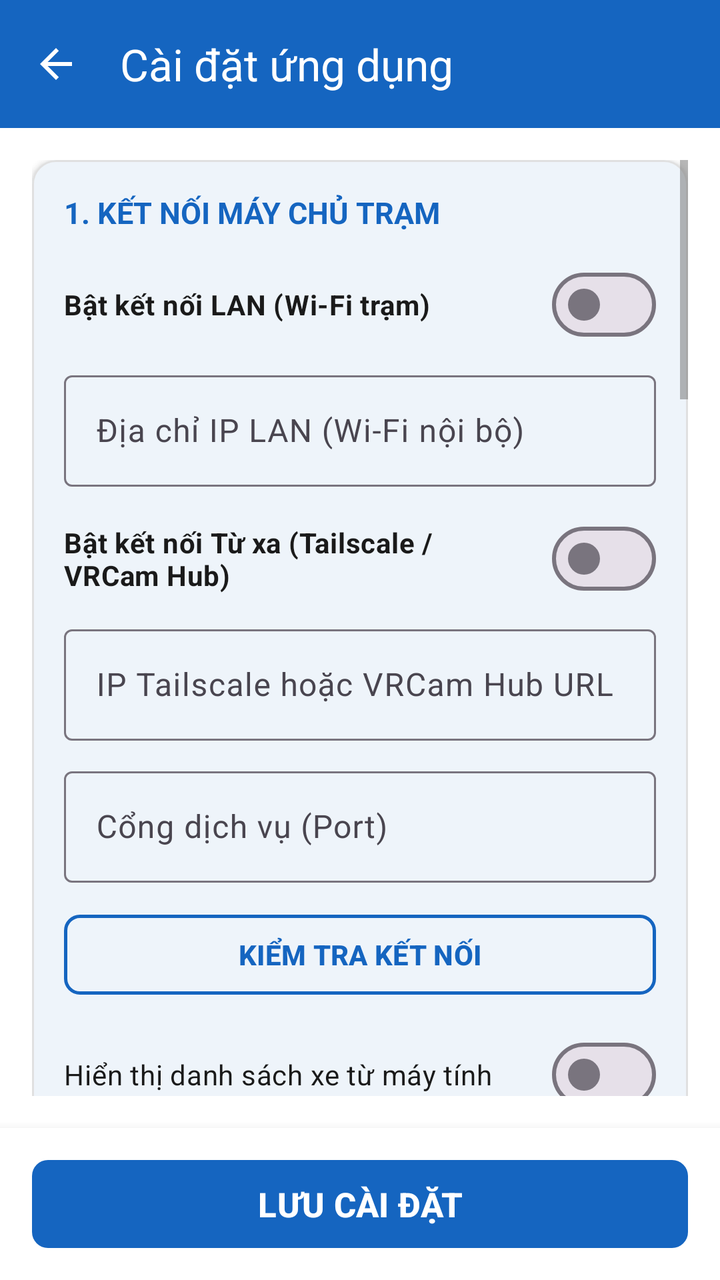
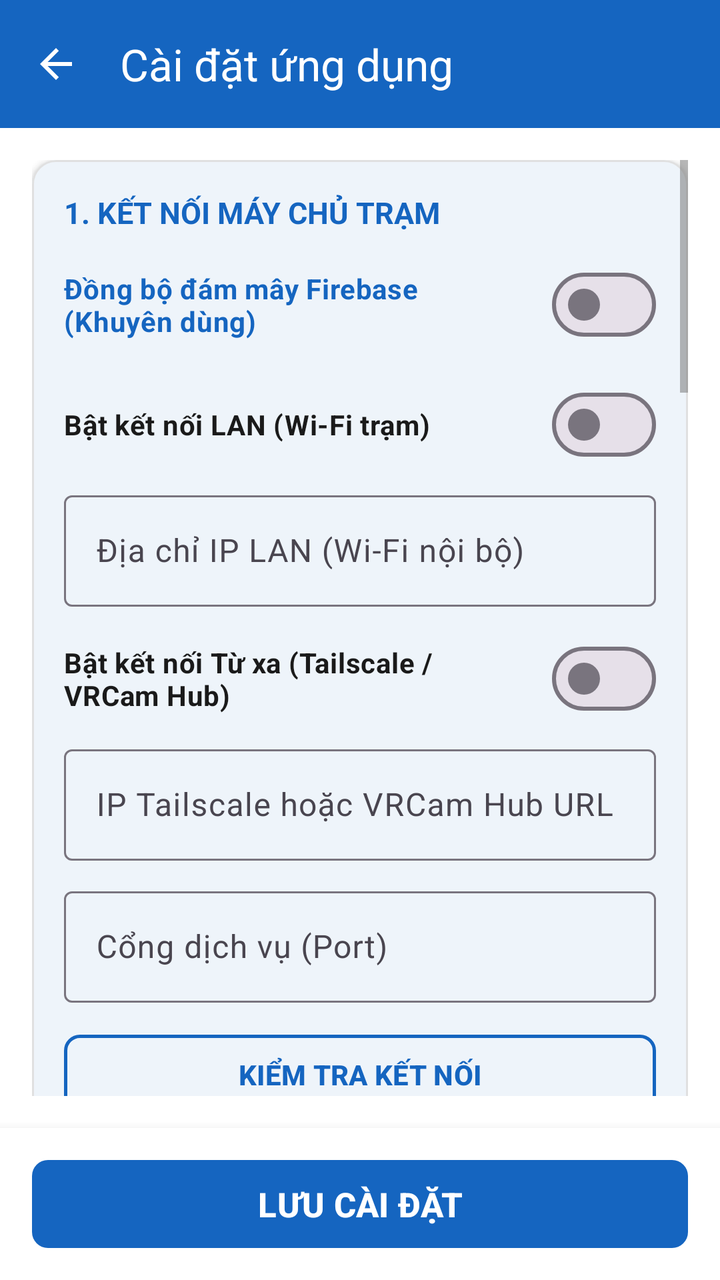

The first picture is an Android layout as it rendered before a commit; the second is the same layout after the commit. The layout source and the unified diff follow.
<!-- AndroidManifest.xml: application theme Theme.InspectionCamera -->
<!-- res/layout/activity_settings.xml -->
<?xml version="1.0" encoding="utf-8"?>
<LinearLayout xmlns:android="http://schemas.android.com/apk/res/android"
    xmlns:app="http://schemas.android.com/apk/res-auto"
    android:layout_width="match_parent"
    android:layout_height="match_parent"
    android:orientation="vertical"
    android:background="@color/background">

    
    <com.google.android.material.appbar.MaterialToolbar
        android:id="@+id/toolbar_settings"
        android:layout_width="match_parent"
        android:layout_height="wrap_content"
        android:background="@color/primary"
        app:title="@string/title_settings"
        app:titleTextColor="@color/text_white"
        app:navigationIcon="@drawable/ic_arrow_back"
        app:navigationIconTint="@color/text_white" />

    
    <ScrollView
        android:layout_width="match_parent"
        android:layout_height="0dp"
        android:layout_weight="1"
        android:fillViewport="true"
        android:padding="16dp">

        <LinearLayout
            android:layout_width="match_parent"
            android:layout_height="wrap_content"
            android:orientation="vertical"
            android:paddingBottom="24dp">

            
            <com.google.android.material.card.MaterialCardView
                android:layout_width="match_parent"
                android:layout_height="wrap_content"
                android:layout_marginBottom="14dp"
                app:cardCornerRadius="12dp"
                app:cardElevation="2dp"
                app:cardBackgroundColor="@color/surface"
                app:strokeWidth="1dp"
                app:strokeColor="@color/divider">

                <LinearLayout
                    android:layout_width="match_parent"
                    android:layout_height="wrap_content"
                    android:orientation="vertical"
                    android:padding="16dp">

                    <TextView
                        android:layout_width="wrap_content"
                        android:layout_height="wrap_content"
                        android:text="@string/header_server_connection"
                        android:textColor="@color/primary"
                        android:textSize="15sp"
                        android:textStyle="bold" />

                    
                    <com.google.android.material.materialswitch.MaterialSwitch
                        android:id="@+id/switch_settings_lan_enabled"
                        android:layout_width="match_parent"
                        android:layout_height="wrap_content"
                        android:layout_marginTop="12dp"
                        android:text="@string/setting_lan_enabled"
                        android:textSize="14sp"
                        android:textStyle="bold"
                        android:textColor="@color/text_primary" />

                    <com.google.android.material.textfield.TextInputLayout
                        android:id="@+id/til_settings_lan_ip"
                        android:layout_width="match_parent"
                        android:layout_height="wrap_content"
                        android:layout_marginTop="6dp"
                        android:hint="@string/setting_lan_ip"
                        style="@style/Widget.Material3.TextInputLayout.OutlinedBox">

                        <com.google.android.material.textfield.TextInputEditText
                            android:id="@+id/et_settings_lan_ip"
                            android:layout_width="match_parent"
                            android:layout_height="wrap_content"
                            android:inputType="textUri"
                            android:textColor="@color/text_primary" />
                    </com.google.android.material.textfield.TextInputLayout>

                    
                    <com.google.android.material.materialswitch.MaterialSwitch
                        android:id="@+id/switch_settings_tailscale_enabled"
                        android:layout_width="match_parent"
                        android:layout_height="wrap_content"
                        android:layout_marginTop="12dp"
                        android:text="@string/setting_tailscale_enabled"
                        android:textSize="14sp"
                        android:textStyle="bold"
                        android:textColor="@color/text_primary" />

                    <com.google.android.material.textfield.TextInputLayout
                        android:id="@+id/til_settings_tailscale_ip"
                        android:layout_width="match_parent"
                        android:layout_height="wrap_content"
                        android:layout_marginTop="6dp"
                        android:hint="@string/setting_tailscale_ip"
                        style="@style/Widget.Material3.TextInputLayout.OutlinedBox">

                        <com.google.android.material.textfield.TextInputEditText
                            android:id="@+id/et_settings_tailscale_ip"
                            android:layout_width="match_parent"
                            android:layout_height="wrap_content"
                            android:inputType="textUri"
                            android:textColor="@color/text_primary" />
                    </com.google.android.material.textfield.TextInputLayout>

                    <com.google.android.material.textfield.TextInputLayout
                        android:layout_width="match_parent"
                        android:layout_height="wrap_content"
                        android:layout_marginTop="10dp"
                        android:hint="@string/setting_port"
                        style="@style/Widget.Material3.TextInputLayout.OutlinedBox">

                        <com.google.android.material.textfield.TextInputEditText
                            android:id="@+id/et_settings_port"
                            android:layout_width="match_parent"
                            android:layout_height="wrap_content"
                            android:inputType="number"
                            android:textColor="@color/text_primary" />
                    </com.google.android.material.textfield.TextInputLayout>

                    <com.google.android.material.button.MaterialButton
                        android:id="@+id/btn_settings_test"
                        android:layout_width="match_parent"
                        android:layout_height="wrap_content"
                        android:layout_marginTop="12dp"
                        android:minHeight="48dp"
                        android:text="@string/btn_test_connection"
                        android:textSize="14sp"
                        android:textStyle="bold"
                        android:textColor="@color/primary"
                        app:strokeColor="@color/primary"
                        app:strokeWidth="1.5dp"
                        app:cornerRadius="8dp"
                        style="@style/Widget.Material3.Button.OutlinedButton" />

                    <TextView
                        android:id="@+id/tv_settings_test_result"
                        android:layout_width="match_parent"
                        android:layout_height="wrap_content"
                        android:layout_marginTop="8dp"
                        android:gravity="center"
                        android:textSize="14sp"
                        android:visibility="gone" />

                    <com.google.android.material.materialswitch.MaterialSwitch
                        android:id="@+id/switch_settings_vehicle_list"
                        android:layout_width="match_parent"
                        android:layout_height="wrap_content"
                        android:layout_marginTop="12dp"
                        android:text="@string/setting_vehicle_list"
                        android:textSize="14sp"
                        android:textColor="@color/text_primary" />
                </LinearLayout>
            </com.google.android.material.card.MaterialCardView>

            
            <com.google.android.material.card.MaterialCardView
                android:layout_width="match_parent"
                android:layout_height="wrap_content"
                android:layout_marginBottom="14dp"
                app:cardCornerRadius="12dp"
                app:cardElevation="2dp"
                app:cardBackgroundColor="@color/surface"
                app:strokeWidth="1dp"
                app:strokeColor="@color/divider">

                <LinearLayout
                    android:layout_width="match_parent"
                    android:layout_height="wrap_content"
                    android:orientation="vertical"
                    android:padding="16dp">

                    <TextView
                        android:layout_width="wrap_content"
                        android:layout_height="wrap_content"
                        android:text="@string/header_paths_settings"
                        android:textColor="@color/primary"
                        android:textSize="15sp"
                        android:textStyle="bold" />

                    <com.google.android.material.textfield.TextInputLayout
                        android:layout_width="match_parent"
                        android:layout_height="wrap_content"
                        android:layout_marginTop="12dp"
                        android:hint="@string/setting_photo_save_dir"
                        style="@style/Widget.Material3.TextInputLayout.OutlinedBox">

                        <com.google.android.material.textfield.TextInputEditText
                            android:id="@+id/et_settings_photo_save_dir"
                            android:layout_width="match_parent"
                            android:layout_height="wrap_content"
                            android:inputType="text"
                            android:textColor="@color/text_primary" />
                    </com.google.android.material.textfield.TextInputLayout>

                    <com.google.android.material.textfield.TextInputLayout
                        android:layout_width="match_parent"
                        android:layout_height="wrap_content"
                        android:layout_marginTop="10dp"
                        android:hint="@string/setting_passenger_path"
                        style="@style/Widget.Material3.TextInputLayout.OutlinedBox">

                        <com.google.android.material.textfield.TextInputEditText
                            android:id="@+id/et_settings_passenger_path"
                            android:layout_width="match_parent"
                            android:layout_height="wrap_content"
                            android:inputType="text"
                            android:textColor="@color/text_primary" />
                    </com.google.android.material.textfield.TextInputLayout>

                    <com.google.android.material.textfield.TextInputLayout
                        android:layout_width="match_parent"
                        android:layout_height="wrap_content"
                        android:layout_marginTop="10dp"
                        android:hint="@string/setting_new_vehicle_path"
                        style="@style/Widget.Material3.TextInputLayout.OutlinedBox">

                        <com.google.android.material.textfield.TextInputEditText
                            android:id="@+id/et_settings_new_vehicle_path"
                            android:layout_width="match_parent"
                            android:layout_height="wrap_content"
                            android:inputType="text"
                            android:textColor="@color/text_primary" />
                    </com.google.android.material.textfield.TextInputLayout>
                </LinearLayout>
            </com.google.android.material.card.MaterialCardView>

            
            <com.google.android.material.card.MaterialCardView
                android:layout_width="match_parent"
                android:layout_height="wrap_content"
                android:layout_marginBottom="14dp"
                app:cardCornerRadius="12dp"
                app:cardElevation="2dp"
                app:cardBackgroundColor="@color/surface"
                app:strokeWidth="1dp"
                app:strokeColor="@color/divider">

                <LinearLayout
                    android:layout_width="match_parent"
                    android:layout_height="wrap_content"
                    android:orientation="vertical"
                    android:padding="16dp">

                    <TextView
                        android:layout_width="wrap_content"
                        android:layout_height="wrap_content"
                        android:text="@string/header_timestamp_settings"
                        android:textColor="@color/primary"
                        android:textSize="15sp"
                        android:textStyle="bold" />

                    <com.google.android.material.materialswitch.MaterialSwitch
                        android:id="@+id/switch_settings_timestamp"
                        android:layout_width="match_parent"
                        android:layout_height="wrap_content"
                        android:layout_marginTop="12dp"
                        android:text="@string/setting_timestamp_enabled"
                        android:textSize="14sp"
                        android:textColor="@color/text_primary" />

                    <TextView
                        android:layout_width="wrap_content"
                        android:layout_height="wrap_content"
                        android:layout_marginTop="12dp"
                        android:text="@string/setting_timestamp_format"
                        android:textSize="13sp"
                        android:textColor="@color/text_secondary" />

                    <Spinner
                        android:id="@+id/spinner_settings_timestamp_format"
                        android:layout_width="match_parent"
                        android:layout_height="48dp"
                        android:layout_marginTop="4dp"
                        android:background="@drawable/bg_spinner" />

                    <TextView
                        android:layout_width="wrap_content"
                        android:layout_height="wrap_content"
                        android:layout_marginTop="12dp"
                        android:text="@string/setting_timestamp_position"
                        android:textSize="13sp"
                        android:textColor="@color/text_secondary" />

                    <Spinner
                        android:id="@+id/spinner_settings_timestamp_position"
                        android:layout_width="match_parent"
                        android:layout_height="48dp"
                        android:layout_marginTop="4dp"
                        android:background="@drawable/bg_spinner" />

                    <TextView
                        android:layout_width="wrap_content"
                        android:layout_height="wrap_content"
                        android:layout_marginTop="12dp"
                        android:text="@string/setting_timestamp_font_size"
                        android:textSize="13sp"
                        android:textColor="@color/text_secondary" />

                    <Spinner
                        android:id="@+id/spinner_settings_timestamp_font_size"
                        android:layout_width="match_parent"
                        android:layout_height="48dp"
                        android:layout_marginTop="4dp"
                        android:background="@drawable/bg_spinner" />

                    <com.google.android.material.materialswitch.MaterialSwitch
                        android:id="@+id/switch_settings_timestamp_stroke"
                        android:layout_width="match_parent"
                        android:layout_height="wrap_content"
                        android:layout_marginTop="12dp"
                        android:text="@string/setting_timestamp_stroke"
                        android:textSize="14sp"
                        android:textColor="@color/text_primary" />
                </LinearLayout>
            </com.google.android.material.card.MaterialCardView>

            
            <com.google.android.material.card.MaterialCardView
                android:layout_width="match_parent"
                android:layout_height="wrap_content"
                android:layout_marginBottom="14dp"
                app:cardCornerRadius="12dp"
                app:cardElevation="2dp"
                app:cardBackgroundColor="@color/surface"
                app:strokeWidth="1dp"
                app:strokeColor="@color/divider">

                <LinearLayout
                    android:layout_width="match_parent"
                    android:layout_height="wrap_content"
                    android:orientation="vertical"
                    android:padding="16dp">

                    <TextView
                        android:layout_width="wrap_content"
                        android:layout_height="wrap_content"
                        android:text="@string/header_photo_settings"
                        android:textColor="@color/primary"
                        android:textSize="15sp"
                        android:textStyle="bold" />

                    <TextView
                        android:layout_width="wrap_content"
                        android:layout_height="wrap_content"
                        android:layout_marginTop="12dp"
                        android:text="@string/setting_photo_resolution"
                        android:textSize="13sp"
                        android:textColor="@color/text_secondary" />

                    <Spinner
                        android:id="@+id/spinner_settings_resolution"
                        android:layout_width="match_parent"
                        android:layout_height="48dp"
                        android:layout_marginTop="4dp"
                        android:background="@drawable/bg_spinner" />

                    <TextView
                        android:layout_width="wrap_content"
                        android:layout_height="wrap_content"
                        android:layout_marginTop="12dp"
                        android:text="@string/setting_jpeg_quality"
                        android:textSize="13sp"
                        android:textColor="@color/text_secondary" />

                    <Spinner
                        android:id="@+id/spinner_settings_jpeg_quality"
                        android:layout_width="match_parent"
                        android:layout_height="48dp"
                        android:layout_marginTop="4dp"
                        android:background="@drawable/bg_spinner" />

                    <TextView
                        android:layout_width="wrap_content"
                        android:layout_height="wrap_content"
                        android:layout_marginTop="12dp"
                        android:text="@string/setting_upload_mode"
                        android:textSize="13sp"
                        android:textColor="@color/text_secondary" />

                    <Spinner
                        android:id="@+id/spinner_settings_upload_mode"
                        android:layout_width="match_parent"
                        android:layout_height="48dp"
                        android:layout_marginTop="4dp"
                        android:background="@drawable/bg_spinner" />
                </LinearLayout>
            </com.google.android.material.card.MaterialCardView>

            
            <com.google.android.material.card.MaterialCardView
                android:layout_width="match_parent"
                android:layout_height="wrap_content"
                android:layout_marginBottom="14dp"
                app:cardCornerRadius="12dp"
                app:cardElevation="2dp"
                app:cardBackgroundColor="@color/surface"
                app:strokeWidth="1dp"
                app:strokeColor="@color/divider">

                <LinearLayout
                    android:layout_width="match_parent"
                    android:layout_height="wrap_content"
                    android:orientation="vertical"
                    android:padding="16dp">

                    <TextView
                        android:layout_width="wrap_content"
                        android:layout_height="wrap_content"
                        android:text="@string/header_backup_restore"
                        android:textColor="@color/primary"
                        android:textSize="15sp"
                        android:textStyle="bold" />

                    <TextView
                        android:layout_width="wrap_content"
                        android:layout_height="wrap_content"
                        android:layout_marginTop="6dp"
                        android:text="@string/desc_backup_restore"
                        android:textSize="13sp"
                        android:textColor="@color/text_secondary" />

                    <com.google.android.material.button.MaterialButton
                        android:id="@+id/btn_settings_backup"
                        android:layout_width="match_parent"
                        android:layout_height="48dp"
                        android:layout_marginTop="12dp"
                        android:text="@string/btn_backup_config"
                        android:textSize="14sp"
                        android:textStyle="bold"
                        android:textColor="@color/primary"
                        app:strokeColor="@color/primary"
                        app:strokeWidth="1.5dp"
                        app:cornerRadius="8dp"
                        app:icon="@drawable/ic_backup"
                        app:iconGravity="textStart"
                        app:iconTint="@color/primary"
                        style="@style/Widget.Material3.Button.OutlinedButton" />

                    <com.google.android.material.button.MaterialButton
                        android:id="@+id/btn_settings_restore"
                        android:layout_width="match_parent"
                        android:layout_height="48dp"
                        android:layout_marginTop="10dp"
                        android:text="@string/btn_restore_config"
                        android:textSize="14sp"
                        android:textStyle="bold"
                        android:textColor="@color/primary"
                        app:strokeColor="@color/primary"
                        app:strokeWidth="1.5dp"
                        app:cornerRadius="8dp"
                        app:icon="@drawable/ic_restore"
                        app:iconGravity="textStart"
                        app:iconTint="@color/primary"
                        style="@style/Widget.Material3.Button.OutlinedButton" />
                </LinearLayout>
            </com.google.android.material.card.MaterialCardView>

            
            <com.google.android.material.card.MaterialCardView
                android:layout_width="match_parent"
                android:layout_height="wrap_content"
                android:layout_marginBottom="16dp"
                app:cardCornerRadius="12dp"
                app:cardElevation="2dp"
                app:cardBackgroundColor="@color/surface"
                app:strokeWidth="1dp"
                app:strokeColor="@color/divider">

                <LinearLayout
                    android:layout_width="match_parent"
                    android:layout_height="wrap_content"
                    android:orientation="vertical"
                    android:padding="16dp">

                    <TextView
                        android:layout_width="wrap_content"
                        android:layout_height="wrap_content"
                        android:text="@string/header_version_settings"
                        android:textSize="15sp"
                        android:textStyle="bold"
                        android:textColor="@color/primary" />

                    <TextView
                        android:id="@+id/tv_settings_current_version"
                        android:layout_width="wrap_content"
                        android:layout_height="wrap_content"
                        android:layout_marginTop="8dp"
                        android:text="Phiên bản hiện tại: v1.1.2"
                        android:textSize="14sp"
                        android:textColor="@color/text_primary" />

                    <TextView
                        android:id="@+id/tv_settings_update_status"
                        android:layout_width="wrap_content"
                        android:layout_height="wrap_content"
                        android:layout_marginTop="4dp"
                        android:textSize="13sp"
                        android:textColor="@color/text_secondary"
                        android:visibility="gone" />

                    <ProgressBar
                        android:id="@+id/pb_settings_update"
                        style="?android:attr/progressBarStyleHorizontal"
                        android:layout_width="match_parent"
                        android:layout_height="wrap_content"
                        android:layout_marginTop="8dp"
                        android:indeterminate="true"
                        android:visibility="gone" />

                    <com.google.android.material.button.MaterialButton
                        android:id="@+id/btn_settings_check_update"
                        android:layout_width="match_parent"
                        android:layout_height="48dp"
                        android:layout_marginTop="12dp"
                        android:text="@string/btn_check_update"
                        android:textSize="14sp"
                        android:textStyle="bold"
                        android:textColor="@color/primary"
                        app:strokeColor="@color/primary"
                        app:cornerRadius="8dp"
                        app:icon="@drawable/ic_refresh"
                        app:iconGravity="textStart"
                        app:iconTint="@color/primary"
                        style="@style/Widget.Material3.Button.OutlinedButton" />

                    <com.google.android.material.button.MaterialButton
                        android:id="@+id/btn_settings_install_now"
                        android:layout_width="match_parent"
                        android:layout_height="48dp"
                        android:layout_marginTop="8dp"
                        android:text="CÀI ĐẶT BẢN CẬP NHẬT"
                        android:textSize="14sp"
                        android:textStyle="bold"
                        android:textColor="@color/text_white"
                        app:backgroundTint="@color/status_done_text"
                        app:cornerRadius="8dp"
                        app:icon="@drawable/ic_check"
                        app:iconGravity="textStart"
                        app:iconTint="@color/text_white"
                        android:visibility="gone" />

                </LinearLayout>
            </com.google.android.material.card.MaterialCardView>

        </LinearLayout>
    </ScrollView>

    
    <LinearLayout
        android:layout_width="match_parent"
        android:layout_height="wrap_content"
        android:orientation="vertical"
        android:background="@color/surface"
        android:elevation="8dp"
        android:paddingStart="16dp"
        android:paddingEnd="16dp"
        android:paddingTop="12dp"
        android:paddingBottom="12dp">

        <com.google.android.material.button.MaterialButton
            android:id="@+id/btn_settings_save"
            android:layout_width="match_parent"
            android:layout_height="wrap_content"
            android:minHeight="52dp"
            android:text="@string/btn_save_settings"
            android:textSize="17sp"
            android:textStyle="bold"
            android:textColor="@color/text_white"
            app:backgroundTint="@color/primary"
            app:cornerRadius="8dp" />
    </LinearLayout>

</LinearLayout>
<!-- resources referenced by this layout -->
<resources>
  <color name="background">#FFFFFF</color>
  <color name="divider">#E0E0E0</color>
  <color name="primary">#1565C0</color>
  <color name="status_done_text">#2E7D32</color>
  <color name="surface">#FFFFFF</color>
  <color name="text_primary">#1A1A1A</color>
  <color name="text_secondary">#757575</color>
  <color name="text_white">#FFFFFF</color>
  <!-- drawable ic_arrow_back (drawable) -->
  <vector xmlns:android="http://schemas.android.com/apk/res/android"
      android:width="24dp"
      android:height="24dp"
      android:viewportWidth="24"
      android:viewportHeight="24">
    <path
        android:fillColor="@color/text_primary"
        android:pathData="M20,11H7.83l5.59,-5.59L12,4l-8,8 8,8 1.41,-1.41L7.83,13H20v-2z"/>
  </vector>
  <!-- drawable ic_check (drawable) -->
  <vector xmlns:android="http://schemas.android.com/apk/res/android"
      android:width="24dp"
      android:height="24dp"
      android:viewportWidth="24"
      android:viewportHeight="24">
    <path
        android:fillColor="@color/status_done_stroke"
        android:pathData="M9,16.17L4.83,12l-1.42,1.41L9,19 21,7l-1.41,-1.41z"/>
  </vector>
  <string name="btn_backup_config">SAO LƯU CẤU HÌNH (XUẤT JSON)</string>
  <string name="btn_check_update">KIỂM TRA CẬP NHẬT TỪ GITHUB</string>
  <string name="btn_restore_config">KHÔI PHỤC CẤU HÌNH (NHẬP JSON)</string>
  <string name="btn_save_settings">LƯU CÀI ĐẶT</string>
  <string name="btn_test_connection">KIỂM TRA KẾT NỐI</string>
  <string name="desc_backup_restore">Lưu trữ hoặc khôi phục toàn bộ cài đặt (máy chủ, đường dẫn, thông số ảnh) sang tệp JSON.</string>
  <string name="header_backup_restore">5. SAO LƯU &amp; KHÔI PHỤC CẤU HÌNH</string>
  <string name="header_paths_settings">2. ĐƯỜNG DẪN LƯU ẢNH TRÊN MÁY TÍNH</string>
  <string name="header_photo_settings">4. ĐỘ PHÂN GIẢI &amp; CHẤT LƯỢNG ẢNH</string>
  <string name="header_server_connection">1. KẾT NỐI MÁY CHỦ TRẠM</string>
  <string name="header_timestamp_settings">3. IN THỜI GIAN LÊN ẢNH (TIMESTAMP)</string>
  <string name="header_version_settings">6. PHIÊN BẢN &amp; CẬP NHẬT GITHUB</string>
  <string name="setting_jpeg_quality">Chất lượng nén JPEG</string>
  <string name="setting_lan_enabled">Bật kết nối LAN (Wi-Fi trạm)</string>
  <string name="setting_lan_ip">Địa chỉ IP LAN (Wi-Fi nội bộ)</string>
  <string name="setting_new_vehicle_path">Đường dẫn ảnh xe mới</string>
  <string name="setting_passenger_path">Đường dẫn ảnh khoang hành khách</string>
  <string name="setting_photo_resolution">Độ phân giải ảnh</string>
  <string name="setting_photo_save_dir">Đường dẫn ảnh góc chụp 45°</string>
  <string name="setting_port">Cổng dịch vụ (Port)</string>
  <string name="setting_tailscale_enabled">Bật kết nối Từ xa (Tailscale / VRCam Hub)</string>
  <string name="setting_tailscale_ip">IP Tailscale hoặc VRCam Hub URL</string>
  <string name="setting_timestamp_enabled">In thời gian chụp lên ảnh</string>
  <string name="setting_timestamp_font_size">Cỡ chữ in</string>
  <string name="setting_timestamp_format">Định dạng ngày giờ</string>
  <string name="setting_timestamp_position">Vị trí in trên ảnh</string>
  <string name="setting_timestamp_stroke">Viền đen chữ trắng (chống lóa)</string>
  <string name="setting_upload_mode">Chế độ tải ảnh lên máy tính</string>
  <string name="setting_vehicle_list">Hiển thị danh sách xe từ máy tính</string>
  <string name="title_settings">Cài đặt ứng dụng</string>
  <color name="status_done_stroke">#4CAF50</color>
  <color name="on_primary">#FFFFFF</color>
  <color name="primary_container">#D0E4FF</color>
  <color name="on_primary_container">#001D36</color>
  <color name="surface_variant">#F5F5F5</color>
  <color name="on_surface_variant">#49454F</color>
  <!-- unchanged entries left out for length: 5 -->
</resources>

<!-- the commit's change to res/layout/activity_settings.xml (unified diff, before → after) -->
@@ -55,6 +55,17 @@
                         android:textColor="@color/primary"
                         android:textSize="15sp"
                         android:textStyle="bold" />
+
+                    
+                    <com.google.android.material.materialswitch.MaterialSwitch
+                        android:id="@+id/switch_settings_firebase_enabled"
+                        android:layout_width="match_parent"
+                        android:layout_height="wrap_content"
+                        android:layout_marginTop="12dp"
+                        android:text="Đồng bộ đám mây Firebase (Khuyên dùng)"
+                        android:textSize="14sp"
+                        android:textStyle="bold"
+                        android:textColor="@color/primary" />
 
                     
                     <com.google.android.material.materialswitch.MaterialSwitch
